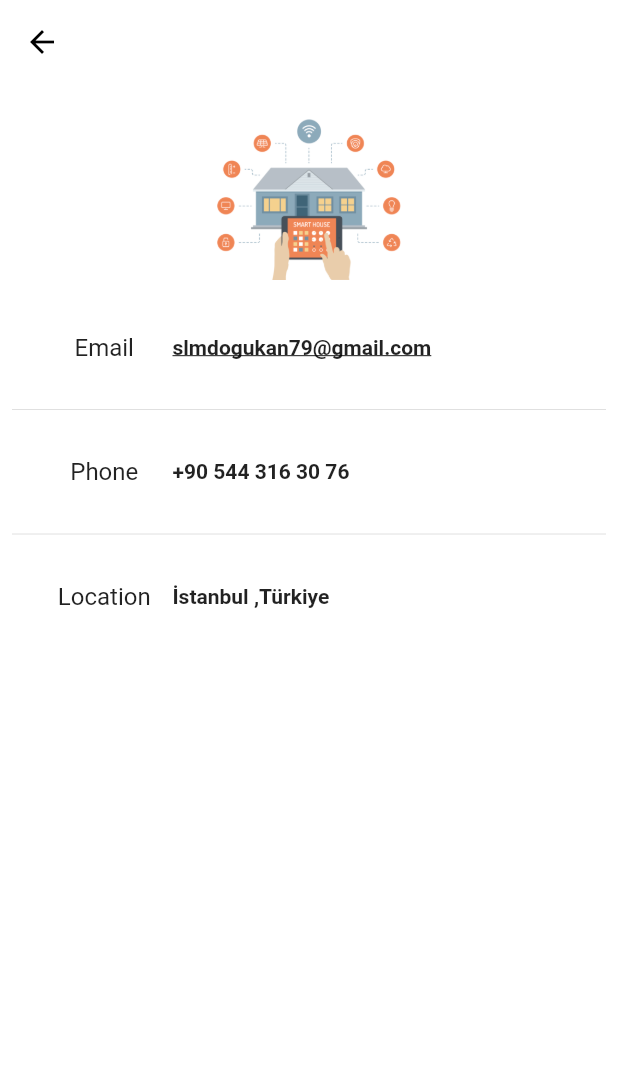
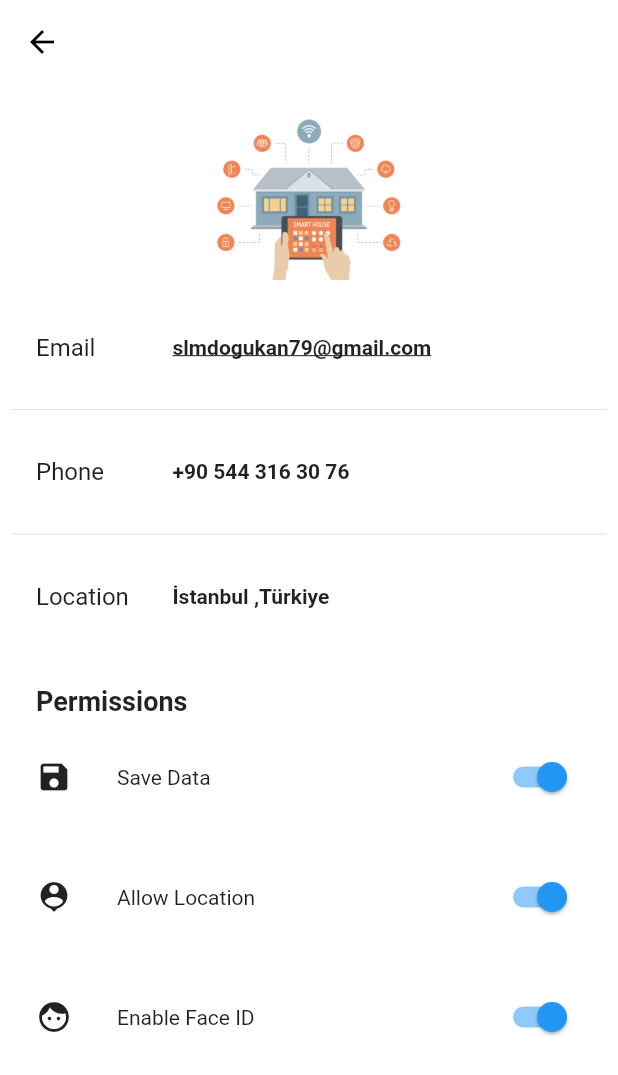
Before and after one commit to dogukan-selam/smart-home, a Flutter app: the screen it shows after launch, on a phone screen of 412 x 824 dp. Shown: the top 1075 px of the screen. Run offline on Flutter 3.47's test engine with Material 2 defaults, Android fonts, the phone set to English and light mode, and no system bars.

Commit message:
added settings

```diff
--- a/lib/feature/settings/view/settings.view.dart
+++ b/lib/feature/settings/view/settings.view.dart
@@ -46,7 +46,26 @@ class SettingsView extends StatelessWidget {
             title: "Location",
             value: "İstanbul ,Türkiye",
           ),
+          Padding(
+            padding: const EdgeInsets.only(top: 34,left: 24),
+            child: Align(child: Text("Permissions",style: TextStyle(fontWeight: FontWeight.bold,fontSize: 18
+
+            )),alignment: Alignment.centerLeft),
+          ),
+          PermissionsRow(
+            title: 'Save Data',
+            icon: Icons.save,
+          ),
+          PermissionsRow(
+            title: 'Allow Location',
+            icon: Icons.location_history,
+          ),
+          PermissionsRow(
+            title: 'Enable Face ID',
+            icon: Icons.face,
+          )
         ],
+
       ),
     );
   }
@@ -72,7 +91,7 @@ class SettingsTitleValue extends StatelessWidget {
         children: [
           Expanded(
             child: Align(
-              alignment: Alignment.center,
+              alignment: Alignment.centerLeft,
               child: Text(
                 title,
                 style: TextStyle(fontSize: 16),
@@ -86,7 +105,8 @@ class SettingsTitleValue extends StatelessWidget {
               style: TextStyle(
                   fontSize: 14,
                   fontWeight: FontWeight.bold,
-                  decoration: isUnderline ? TextDecoration.underline : null),
+                  decoration: isUnderline ? TextDecoration.underline : null,),
+
             ),
           ),
         ],
@@ -94,3 +114,29 @@ class SettingsTitleValue extends StatelessWidget {
     );
   }
 }
+
+class PermissionsRow extends StatelessWidget {
+  const PermissionsRow({
+    required this.title,
+    required this.icon,
+    super.key,
+  });
+  final IconData icon;
+  final String title;
+  @override
+  Widget build(BuildContext context) {
+    return Padding(
+      padding: const EdgeInsets.symmetric(vertical: 16, horizontal: 24),
+      child: Row(
+        children: [
+          Padding(
+            padding: const EdgeInsets.only(right: 30),
+            child: Icon(icon),
+          ),
+          Expanded(child: Text(title)),
+          Switch(value: true, onChanged: (bool value) {})
+        ],
+      ),
+    );
+  }
+}
```
